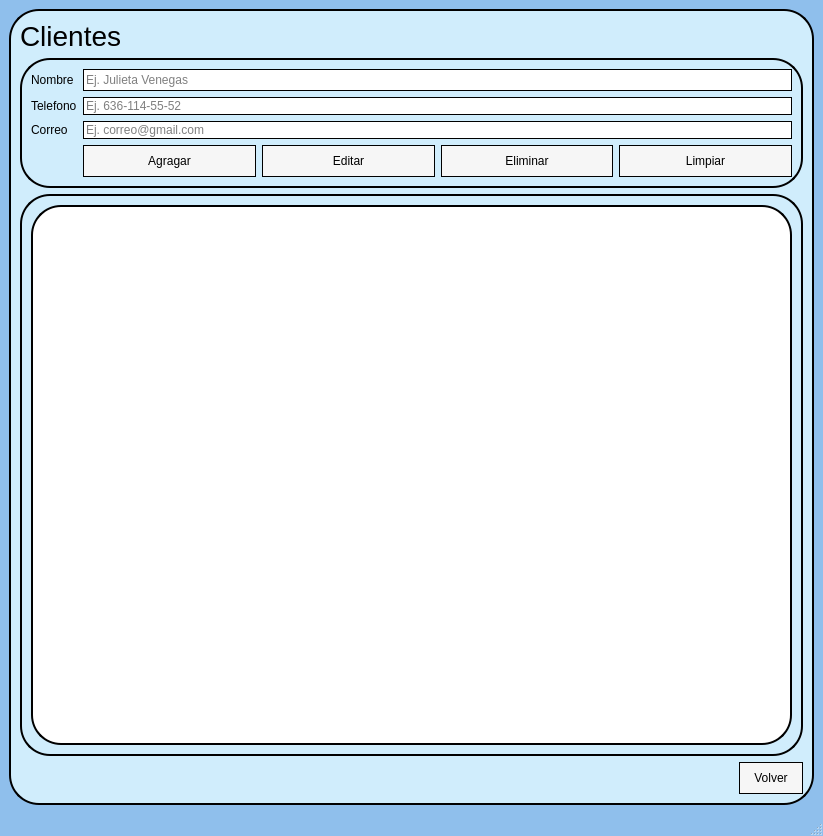
Before: the Qt Designer form ui/clientes.ui in jesusantoniomorenorenova-spec/GestorDeCitas, drawn with Qt 5.
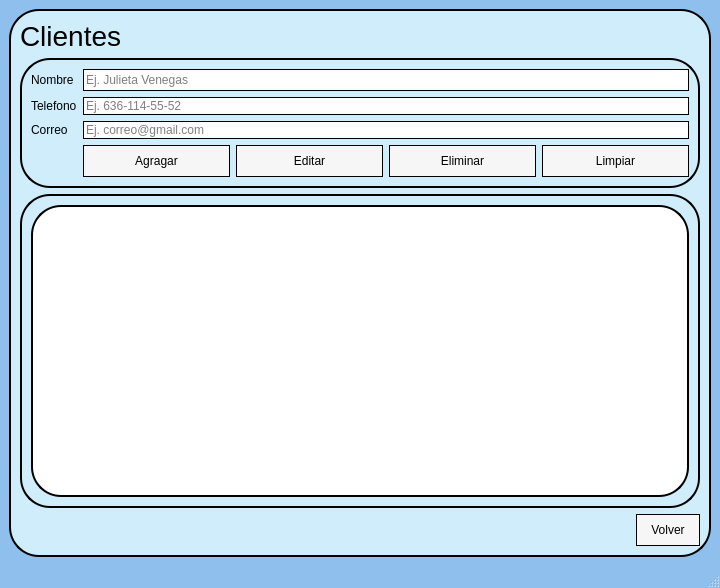
After: the same form once the commit is applied. Icons and pictures are not drawn.

What changed in the file:
```diff
--- a/ui/clientes.ui
+++ b/ui/clientes.ui
@@ -6,8 +6,8 @@
    <rect>
     <x>0</x>
     <y>0</y>
-    <width>823</width>
-    <height>836</height>
+    <width>720</width>
+    <height>588</height>
    </rect>
   </property>
   <property name="windowTitle">
```
